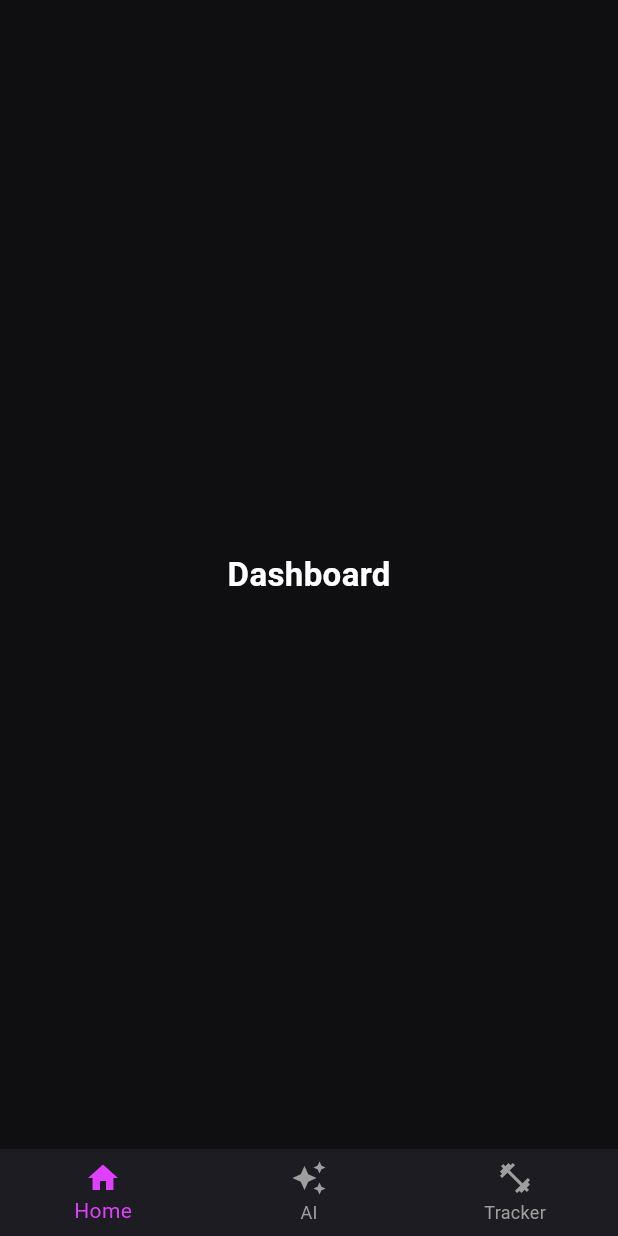
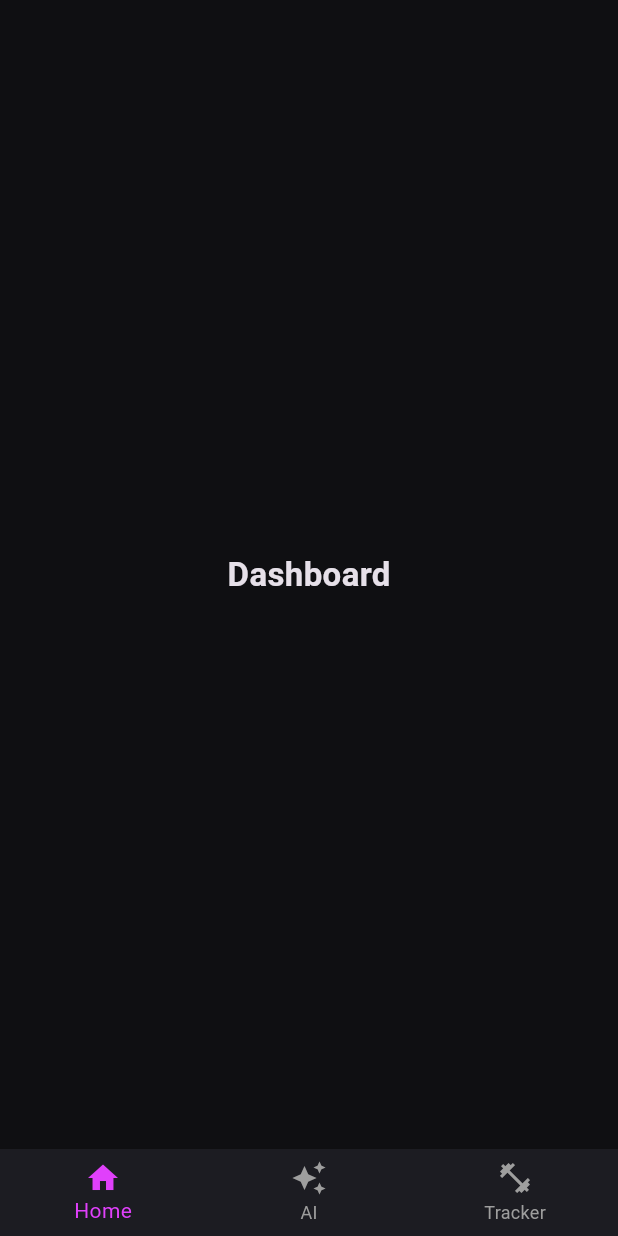
Before and after one commit to firattok1987/ai-hypertrophy-app, a Flutter app: the screen it shows after launch, on a phone screen of 412 x 824 dp. Run offline on Flutter 3.47's test engine with Material 3 defaults, Android fonts, the phone set to English and light mode, and no system bars.

Commit message:
Update main.dart

```diff
--- a/app/lib/main.dart
+++ b/app/lib/main.dart
@@ -12,8 +12,7 @@ class AIHypertrophyApp extends StatelessWidget {
   Widget build(BuildContext context) {
     return MaterialApp(
       debugShowCheckedModeBanner: false,
-      theme: ThemeData(
-        brightness: Brightness.dark,
+      theme: ThemeData.dark().copyWith(
         scaffoldBackgroundColor: const Color(0xFF0F0F12),
         colorScheme: const ColorScheme.dark(
           primary: Colors.deepPurple,
```
